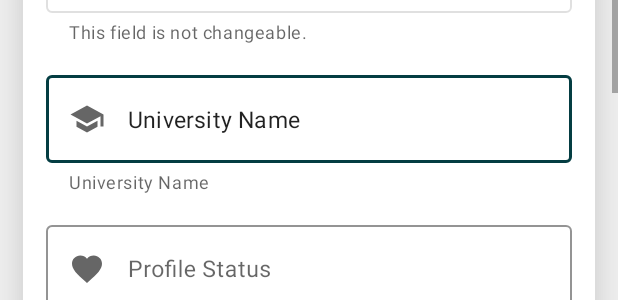
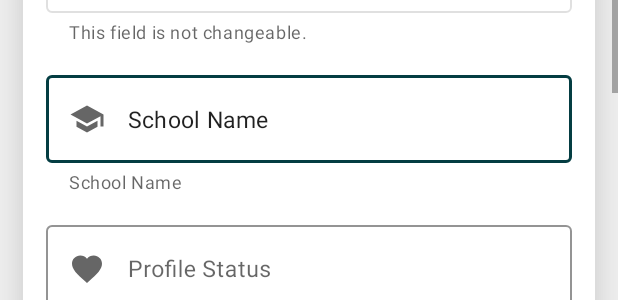
Before and after one commit to asen4/SmartPlanner, an Android app: the layout activity_edit_person_profile.xml on its own in the app's theme, with its tools: preview values and no code run, on a phone screen of 412 x 824 dp. Shown: the part 761-1061 px from the top of the screen. Run offline under Robolectric (Android 15) with nearby library versions, the phone set to English and light mode, and no system bars.

Commit message:
Initial Commit

```diff
--- a/app/build.gradle
+++ b/app/build.gradle
@@ -9,8 +9,8 @@ android {
         applicationId "com.anubhav.assignmentsfeed"
         minSdkVersion 28
         targetSdkVersion 31
-        versionCode 1
-        versionName "1.0"
+        versionCode 3
+        versionName "3.0"
 
         testInstrumentationRunner "androidx.test.runner.AndroidJUnitRunner"
     }
--- a/app/src/main/res/layout/activity_basic_credentials.xml
+++ b/app/src/main/res/layout/activity_basic_credentials.xml
@@ -160,7 +160,7 @@
                                 android:layout_height="wrap_content"
                                 android:drawableStart="@drawable/ic_baseline_school_24"
                                 android:drawablePadding="15dp"
-                                android:hint="University Name"
+                                android:hint="School Name"
                                 android:inputType="textCapWords"
                                 android:maxLines="1"
                                 android:paddingStart="15dp"
--- a/app/src/main/res/layout/activity_edit_person_profile.xml
+++ b/app/src/main/res/layout/activity_edit_person_profile.xml
@@ -226,13 +226,13 @@
                         android:layout_marginBottom="15dp"
                         app:boxStrokeColor="@color/colorAccent"
                         app:hintTextColor="@color/colorAccent"
-                        app:helperText="University Name">
+                        app:helperText="School Name">
 
                         <com.google.android.material.textfield.TextInputEditText
                             android:id="@+id/editPersonProfileSchoolName"
                             android:layout_width="match_parent"
                             android:layout_height="wrap_content"
-                            tools:text="University Name"
+                            tools:text="School Name"
                             android:inputType="textCapWords"
                             android:drawableStart="@drawable/ic_baseline_school_24"
                             android:drawablePadding="15dp"
```
